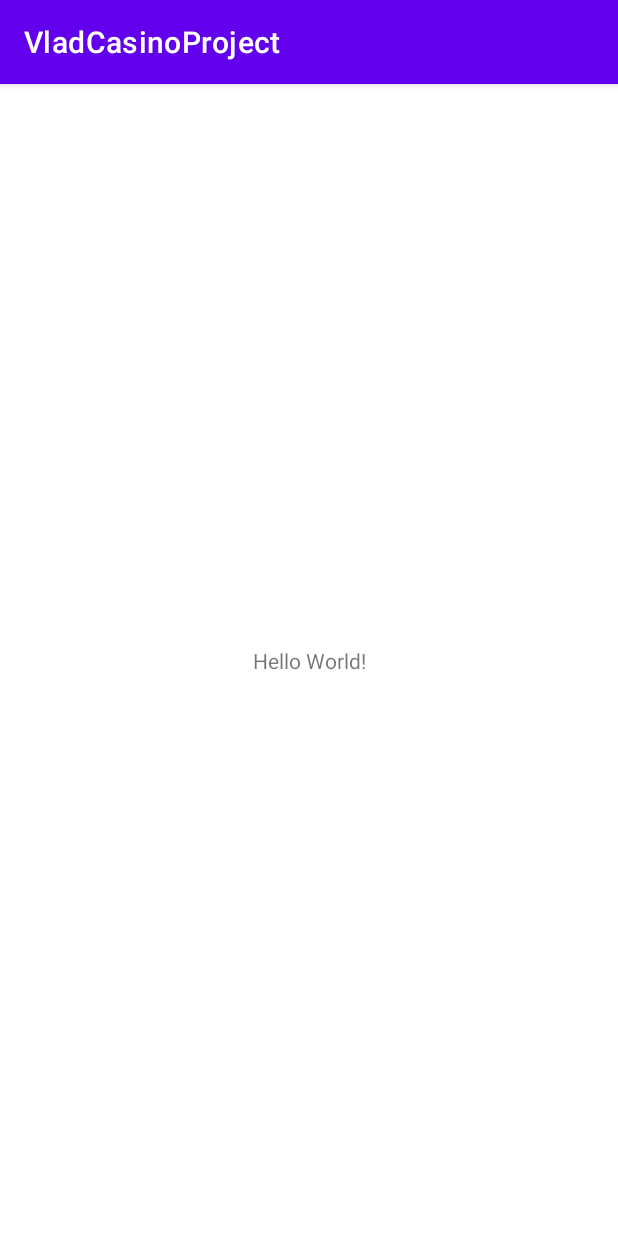
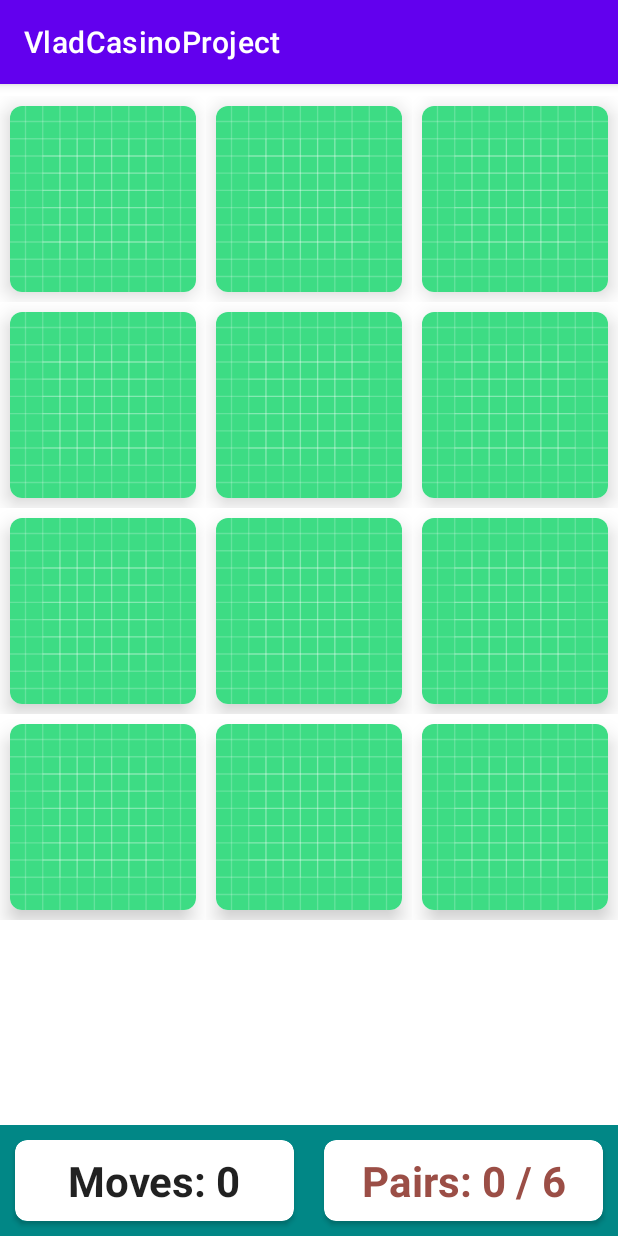
Before and after one commit to passerby29/VladCasinoProject, an Android app: the screen it shows after launch (MainActivity before the commit, GameActivity after it), on a phone screen of 412 x 824 dp. Run offline under Robolectric (Android 15) with nearby library versions, the phone set to English and light mode, and no system bars.

Commit message:
Creating game finished

```diff
--- a/app/src/main/AndroidManifest.xml
+++ b/app/src/main/AndroidManifest.xml
@@ -12,6 +12,9 @@
         android:theme="@style/Theme.VladCasinoProject"
         tools:targetApi="31">
         <activity
+            android:name=".GameActivity"
+            android:exported="false" />
+        <activity
             android:name=".MainActivity"
             android:exported="true">
             <intent-filter>
--- /dev/null
+++ b/app/src/main/java/vla/dracula/GameActivity.kt
@@ -0,0 +1,96 @@
+package vla.dracula
+
+import android.animation.ArgbEvaluator
+import android.os.Bundle
+import android.util.Log
+import android.widget.TextView
+import androidx.appcompat.app.AppCompatActivity
+import androidx.constraintlayout.widget.ConstraintLayout
+import androidx.core.content.ContextCompat
+import androidx.recyclerview.widget.GridLayoutManager
+import androidx.recyclerview.widget.RecyclerView
+import com.google.android.material.snackbar.Snackbar
+import vla.dracula.models.BoardSize
+import vla.dracula.models.MemoryGame
+
+class GameActivity : AppCompatActivity() {
+
+    companion object {
+        private const val TAG = "MainActivity"
+    }
+
+    private lateinit var clRoot: ConstraintLayout
+    private lateinit var memoryGame: MemoryGame
+    private lateinit var rvBoard: RecyclerView
+    private lateinit var tvNumMoves: TextView
+    private lateinit var tvNumPairs: TextView
+    private lateinit var adapter: MemoryBoardAdapter
+    private val boardSize: BoardSize = BoardSize.SIZE
+
+
+    override fun onCreate(savedInstanceState: Bundle?) {
+        super.onCreate(savedInstanceState)
+        setContentView(R.layout.activity_game)
+
+        clRoot = findViewById(R.id.clRoot)
+        rvBoard = findViewById(R.id.rvBoard)
+        tvNumMoves = findViewById(R.id.tvNumMoves)
+        tvNumPairs = findViewById(R.id.tvNumPairs)
+
+        tvNumPairs.setTextColor(ContextCompat.getColor(this, R.color.color_progress_none))
+        memoryGame = MemoryGame(boardSize)
+        adapter = MemoryBoardAdapter(
+            this,
+            boardSize,
+            memoryGame.cards,
+            object : MemoryBoardAdapter.CardClickListener {
+                override fun onCardClicked(position: Int) {
+                    updateGameWithFlip(position)
+                }
+
+            })
+        rvBoard.adapter = adapter
+        rvBoard.setHasFixedSize(true)
+        rvBoard.layoutManager = GridLayoutManager(this, boardSize.getWidth())
+    }
+
+    private fun updateGameWithFlip(position: Int) {
+        // Error checking
+        if (memoryGame.haveWonGame()) {
+            // alert the user invalid move
+            Snackbar.make(clRoot, "You already won!", Snackbar.LENGTH_LONG).show()
+            return
+        }
+        if (memoryGame.isCardFacedUp(position)) {
+            // alert the user invalid move
+            Snackbar.make(clRoot, "Invalid move!", Snackbar.LENGTH_SHORT).show()
+            return
+        }
+        //actually flipping over card
+        if (memoryGame.flipCard(position)) {
+            Log.i(TAG, "found a Match! Num Pairs found: ${memoryGame.numPairsFound}")
+            val color = ArgbEvaluator().evaluate(
+                memoryGame.numPairsFound.toFloat() / boardSize.getNumPairs(),
+                ContextCompat.getColor(this, R.color.color_progress_none),
+                ContextCompat.getColor(this, R.color.color_progress_full)
+            ) as Int
+
+            tvNumPairs.setTextColor(color)
+            val pairs = "Pairs: ${memoryGame.numPairsFound} / ${boardSize.getNumPairs()}"
+            tvNumPairs.text = pairs
+            if (memoryGame.haveWonGame()) {
+                clRoot.setBackgroundColor(
+                    ContextCompat.getColor(
+                        this,
+                        R.color.color_progress_full_activity
+                    )
+                )
+                Snackbar.make(clRoot, "You Won! Congratulations.", Snackbar.LENGTH_LONG).show()
+            }
+        }
+        val moves = "Moves: ${memoryGame.getNumMoves()}"
+        tvNumMoves.text = moves
+        adapter.notifyDataSetChanged()
+
+    }
+}
--- a/app/src/main/java/vla/dracula/MainActivity.kt
+++ b/app/src/main/java/vla/dracula/MainActivity.kt
@@ -1,11 +1,15 @@
 package vla.dracula
 
+import android.content.Intent
+import android.os.Bundle
 import androidx.appcompat.app.AppCompatActivity
-import android.os.Bundle
 
 class MainActivity : AppCompatActivity() {
     override fun onCreate(savedInstanceState: Bundle?) {
         super.onCreate(savedInstanceState)
         setContentView(R.layout.activity_main)
+
+        val intent = Intent(this, GameActivity::class.java)
+        startActivity(intent)
     }
 }
--- /dev/null
+++ b/app/src/main/java/vla/dracula/MemoryBoardAdapter.kt
@@ -0,0 +1,67 @@
+package vla.dracula
+
+import android.content.Context
+import android.util.Log
+import android.view.LayoutInflater
+import android.view.View
+import android.view.ViewGroup
+import android.widget.ImageButton
+import androidx.cardview.widget.CardView
+import androidx.core.content.ContextCompat
+import androidx.recyclerview.widget.RecyclerView
+import vla.dracula.models.BoardSize
+import vla.dracula.models.MemoryCard
+import kotlin.math.min
+
+class MemoryBoardAdapter(
+    private val context: Context,
+    private val boardSize: BoardSize,
+    private val cards: List<MemoryCard>,
+    private val cardClickListener: CardClickListener
+) :
+    RecyclerView.Adapter<MemoryBoardAdapter.ViewHolder>() {
+
+    companion object {
+        private const val MARGIN_SIZE = 10
+        private const val TAG = "MemoryBoardAdapter"
+    }
+
+    interface  CardClickListener {
+        fun onCardClicked(position: Int)
+    }
+
+    override fun onCreateViewHolder(parent: ViewGroup, viewType: Int): MemoryBoardAdapter.ViewHolder {
+        val cardWidth = parent.width / boardSize.getWidth() - (2 * MARGIN_SIZE)
+        val cardHeight = parent.height / boardSize.getHeight() - (2 * MARGIN_SIZE)
+        val cardSideLength = min(cardWidth, cardHeight )
+
+        val view = LayoutInflater.from(context).inflate(R.layout.memory_card, parent, false)
+        val layoutParams = view.findViewById<CardView>(R.id.cardView).layoutParams as ViewGroup.MarginLayoutParams
+        layoutParams.width = cardSideLength
+        layoutParams.height = cardSideLength
+        layoutParams.setMargins(MARGIN_SIZE, MARGIN_SIZE, MARGIN_SIZE, MARGIN_SIZE)
+        return (ViewHolder(view))
+
+    }
+
+    override fun onBindViewHolder(holder: MemoryBoardAdapter.ViewHolder, position: Int) {
+        holder.bind(position)
+    }
+
+    override fun getItemCount() = boardSize.numCards
+
+    inner class ViewHolder(itemView: View) : RecyclerView.ViewHolder(itemView) {
+        private val imageButton = itemView.findViewById<ImageButton>(R.id.imageButton)
+        fun bind(position: Int) {
+            val memoryCard = cards[position]
+            imageButton.setImageResource(if (memoryCard.isFaceUp) cards[position].identifier else R.drawable.ic_launcher_background)
+             imageButton.alpha = if (memoryCard.isMatched) .4f else 1.0f
+            if (memoryCard.isMatched) ContextCompat.getColorStateList(context, R.color.color_gray)
+            imageButton.setOnClickListener {
+                Log.i(TAG, "Clicked on position $position")
+                cardClickListener.onCardClicked(position)
+            }
+        }
+    }
+
+}
--- /dev/null
+++ b/app/src/main/java/vla/dracula/models/BoardSize.kt
@@ -0,0 +1,11 @@
+package vla.dracula.models
+
+enum class BoardSize(val numCards: Int) {
+    SIZE(12);
+
+    fun getWidth() = 3
+
+    fun getHeight() = 4
+
+    fun getNumPairs() = 6
+}
--- /dev/null
+++ b/app/src/main/java/vla/dracula/models/MemoryCard.kt
@@ -0,0 +1,10 @@
+package vla.dracula.models
+
+import org.intellij.lang.annotations.Identifier
+
+data class MemoryCard(
+    val identifier: Int,
+    var isFaceUp: Boolean = false,
+    var isMatched: Boolean = false,
+
+)
--- /dev/null
+++ b/app/src/main/java/vla/dracula/models/MemoryGame.kt
@@ -0,0 +1,71 @@
+package vla.dracula.models
+
+import vla.dracula.utils.DEFAULT_ICONS
+
+class MemoryGame(private val boardSize: BoardSize) {
+
+    val cards: List<MemoryCard>
+    var numPairsFound = 0
+
+    private var numCardFlips = 0
+    private var indexOfSingleSelectedCard: Int? = null
+
+    init {
+        val chosenImages: List<Int> = DEFAULT_ICONS.shuffled().take(boardSize.getNumPairs())
+        val randomizedImages = (chosenImages + chosenImages).shuffled()
+        cards = randomizedImages.map { MemoryCard(it) }
+    }
+
+    fun flipCard(position: Int): Boolean {
+        numCardFlips++
+        val card: MemoryCard = cards[position]
+        //three cases:
+        // 0 cards previously flipped over  =>  restore cards + flip over the selected cars
+        // 1 cards previously flipped over =>  flip over the selected card + check if the images match
+        // 2 cards previously flipped over =>  restore cards + flip over the selected cars
+        var foundMatch = false
+        if (indexOfSingleSelectedCard == null) {
+            // 0 or 2 card flipped over previously
+            restoreCards()
+            indexOfSingleSelectedCard = position
+        } else {
+            // 1 card previously flipped over
+            foundMatch = checkForMatch(indexOfSingleSelectedCard!!, position)
+            indexOfSingleSelectedCard = null
+        }
+        card.isFaceUp = !card.isFaceUp
+        return foundMatch
+
+    }
+
+    private fun checkForMatch(position1: Int, position2: Int): Boolean {
+        if (cards[position1].identifier != cards[position2].identifier) {
+            return false
+        }
+        cards[position1].isMatched = true
+        cards[position2].isMatched = true
+        numPairsFound++
+        return true
+    }
+
+    private fun restoreCards() {
+        for (card: MemoryCard in cards) {
+            if (!card.isMatched) {
+                card.isFaceUp = false
+            }
+
+        }
+    }
+
+    fun haveWonGame(): Boolean {
+        return numPairsFound == boardSize.getNumPairs()
+    }
+
+    fun isCardFacedUp(position: Int): Boolean {
+        return cards[position].isFaceUp
+    }
+
+    fun getNumMoves(): Int {
+        return numCardFlips / 2
+    }
+}
--- /dev/null
+++ b/app/src/main/java/vla/dracula/utils/Constants.kt
@@ -0,0 +1,12 @@
+package vla.dracula.utils
+
+import vla.dracula.R
+
+val DEFAULT_ICONS = listOf(
+    R.drawable.dracula1,
+    R.drawable.dracula2,
+    R.drawable.dracula3,
+    R.drawable.dracula4,
+    R.drawable.dracula5,
+    R.drawable.dracula6,
+)
--- /dev/null
+++ b/app/src/main/res/layout/activity_game.xml
@@ -0,0 +1,73 @@
+<?xml version="1.0" encoding="utf-8"?>
+<androidx.constraintlayout.widget.ConstraintLayout xmlns:android="http://schemas.android.com/apk/res/android"
+    xmlns:app="http://schemas.android.com/apk/res-auto"
+    xmlns:tools="http://schemas.android.com/tools"
+    android:id="@+id/clRoot"
+    android:layout_width="match_parent"
+    android:layout_height="match_parent"
+    tools:context=".MainActivity">
+
+    <LinearLayout
+        android:id="@+id/llGameInfo"
+        android:layout_width="0dp"
+        android:layout_height="wrap_content"
+        android:background="?attr/colorSecondaryVariant"
+        android:orientation="horizontal"
+        app:layout_constraintBottom_toBottomOf="parent"
+        app:layout_constraintEnd_toEndOf="parent"
+        app:layout_constraintStart_toStartOf="parent">
+
+        <androidx.cardview.widget.CardView
+            android:layout_width="match_parent"
+            android:layout_height="match_parent"
+            android:layout_margin="10dp"
+            android:layout_weight="1"
+            app:cardCornerRadius="8dp">
+
+            <TextView
+                android:id="@+id/tvNumMoves"
+                android:layout_width="match_parent"
+                android:layout_height="match_parent"
+                android:gravity="center"
+                android:padding="8dp"
+                android:text="@string/moves_0"
+                android:textAppearance="@style/TextAppearance.AppCompat.Large"
+                android:textSize="28sp"
+                android:textStyle="bold" />
+        </androidx.cardview.widget.CardView>
+
+        <androidx.cardview.widget.CardView
+            android:layout_width="match_parent"
+            android:layout_height="match_parent"
+            android:layout_margin="10dp"
+            android:layout_weight="1"
+            app:cardCornerRadius="8dp">
+
+            <TextView
+                android:id="@+id/tvNumPairs"
+                android:layout_width="match_parent"
+                android:layout_height="match_parent"
+                android:gravity="center"
+                android:padding="8dp"
+                android:text="@string/pairs_0_6"
+                android:textAppearance="@style/TextAppearance.AppCompat.Large"
+                android:textColor="@color/color_progress_none"
+                android:textSize="28sp"
+                android:textStyle="bold" />
+        </androidx.cardview.widget.CardView>
+    </LinearLayout>
+
+    <androidx.recyclerview.widget.RecyclerView
+        android:id="@+id/rvBoard"
+        android:layout_width="0dp"
+        android:layout_height="0dp"
+        android:layout_marginTop="8dp"
+        android:layout_marginBottom="8dp"
+        android:overScrollMode="never"
+        app:layout_constraintBottom_toTopOf="@+id/llGameInfo"
+        app:layout_constraintEnd_toEndOf="parent"
+        app:layout_constraintHorizontal_bias="1.0"
+        app:layout_constraintStart_toStartOf="parent"
+        app:layout_constraintTop_toTopOf="parent"
+        app:layout_constraintVertical_bias="1.0" />
+</androidx.constraintlayout.widget.ConstraintLayout>
--- /dev/null
+++ b/app/src/main/res/layout/memory_card.xml
@@ -0,0 +1,26 @@
+<?xml version="1.0" encoding="utf-8"?>
+<LinearLayout xmlns:android="http://schemas.android.com/apk/res/android"
+    xmlns:app="http://schemas.android.com/apk/res-auto"
+    xmlns:tools="http://schemas.android.com/tools"
+    android:layout_width="match_parent"
+    android:layout_height="wrap_content"
+    android:gravity="center"
+    android:orientation="vertical">
+
+    <androidx.cardview.widget.CardView
+        android:id="@+id/cardView"
+        android:layout_width="120dp"
+        android:layout_height="120dp"
+        app:cardCornerRadius="8dp"
+        app:cardElevation="8dp">
+
+        <ImageButton
+            android:id="@+id/imageButton"
+            android:layout_width="match_parent"
+            android:layout_height="match_parent"
+            android:background="@color/white"
+            android:scaleType="centerCrop"
+            app:srcCompat="@drawable/ic_launcher_background"
+            tools:ignore="ContentDescription,SpeakableTextPresentCheck,ImageContrastCheck" />
+    </androidx.cardview.widget.CardView>
+</LinearLayout>
--- a/app/src/main/res/values/colors.xml
+++ b/app/src/main/res/values/colors.xml
@@ -7,4 +7,9 @@
     <color name="teal_700">#FF018786</color>
     <color name="black">#FF000000</color>
     <color name="white">#FFFFFFFF</color>
+
+    <color name="color_gray">#4B4B4B</color>
+    <color name="color_progress_none">#9B4E46</color>
+    <color name="color_progress_full">#2A6560</color>
+    <color name="color_progress_full_activity">#662A6560</color>
 </resources>
--- a/app/src/main/res/values/strings.xml
+++ b/app/src/main/res/values/strings.xml
@@ -1,3 +1,5 @@
 <resources>
     <string name="app_name">VladCasinoProject</string>
+    <string name="pairs_0_6">Pairs: 0 / 6</string>
+    <string name="moves_0">Moves: 0</string>
 </resources>
```
Also changed, not shown: app/src/main/res/drawable/dracula1.png (added), app/src/main/res/drawable/dracula2.png (added), app/src/main/res/drawable/dracula3.png (added), app/src/main/res/drawable/dracula4.png (added), app/src/main/res/drawable/dracula5.png (added), app/src/main/res/drawable/dracula6.png (added).
